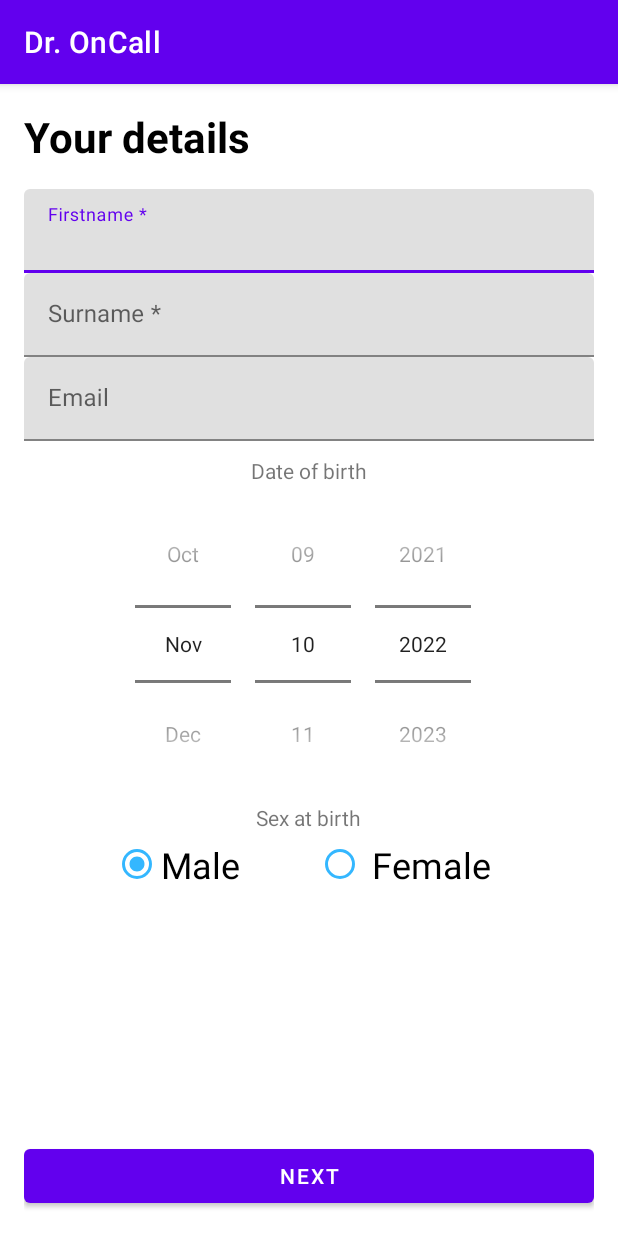
After one commit to THAMMY202/Dr.OnCall, an Android app: the SecondRegStepActivity screen opened directly, with no data from a screen before it, on a phone screen of 412 x 824 dp. The commit adds this screen. Run offline under Robolectric (Android 15) with nearby library versions, the phone set to English and light mode, and no system bars; our stand-ins replace Firebase (no records; nobody signed in at launch, a user with empty details on screens opened directly); 3 statements that could not run were skipped.

Commit message:
Implemented second step of registration

```diff
--- a/app/src/main/java/com/healthteam14/droncall/SplashActivity.kt
+++ b/app/src/main/java/com/healthteam14/droncall/SplashActivity.kt
@@ -6,6 +6,7 @@ import android.os.Handler
 import android.os.Looper
 import androidx.appcompat.app.AppCompatActivity
 import com.healthteam14.droncall.ui.activities.FirebaseAuthUIActivity
+import com.healthteam14.droncall.ui.activities.SecondRegStepActivity
 
 class SplashActivity : AppCompatActivity() {
 
@@ -17,6 +18,7 @@ class SplashActivity : AppCompatActivity() {
 
         Handler(Looper.getMainLooper()).postDelayed({
             val intent = Intent(this, FirebaseAuthUIActivity::class.java)
+          //  val intent = Intent(this, SecondRegStepActivity::class.java)
             startActivity(intent)
             finish()
         }, splashTimeOut)
--- /dev/null
+++ b/app/src/main/java/com/healthteam14/droncall/ui/activities/SecondRegStepActivity.kt
@@ -0,0 +1,124 @@
+package com.healthteam14.droncall.ui.activities
+
+import android.content.Intent
+import androidx.appcompat.app.AppCompatActivity
+import android.os.Bundle
+import android.widget.*
+import com.google.firebase.database.FirebaseDatabase
+import com.healthteam14.droncall.MainActivity
+import com.healthteam14.droncall.R
+import com.healthteam14.droncall.models.User
+import com.healthteam14.droncall.utils.FirebaseUtils
+import java.util.*
+
+class SecondRegStepActivity : AppCompatActivity() {
+
+    private lateinit var userID: String
+    private  var userPhone: String? = null
+    private lateinit var gender: String
+    private lateinit var datePicker : DatePicker
+    private lateinit var nameEditText : EditText
+    private lateinit var surnameEditText : EditText
+    private lateinit var emailEditText : EditText
+    private lateinit var signUpButton : Button
+    private  var yearOfBirth : Int = 0
+    private lateinit var user :User
+
+    var radioGroup: RadioGroup? = null
+    lateinit var radioButton: RadioButton
+
+    override fun onCreate(savedInstanceState: Bundle?) {
+        super.onCreate(savedInstanceState)
+        setContentView(R.layout.activity_second_reg_step)
+
+        userID = intent.getStringExtra(UserKey).toString()
+        userPhone = intent.getStringExtra(UserPhone).toString()
+
+        showMsg(userID)
+
+        intiViews()
+    }
+
+    private fun valDUserData(){
+        if(nameEditText.text.isNullOrBlank()){
+            nameEditText.error = "first name required"
+            return
+        }else if(surnameEditText.text.isNullOrBlank()){
+            surnameEditText.error = "surname is required"
+            return
+        }else if(yearOfBirth == 0){
+            showMsg("birth year is required")
+            return
+        }
+
+        // Getting the checked radio button id
+        // from the radio group
+        val selectedOption: Int = radioGroup!!.checkedRadioButtonId
+
+        // Assigning id of the checked radio button
+        radioButton = findViewById(selectedOption)
+        if(radioButton.text.isNullOrBlank()){
+            showMsg("select your gender")
+            return
+        }else{
+            gender = radioButton.text.toString()
+        }
+
+
+    }
+
+    private fun intiViews(){
+        datePicker = findViewById(R.id.dateOfBirthPicker)
+        nameEditText = findViewById(R.id.edtFirstName)
+        surnameEditText = findViewById(R.id.edtSurname)
+        emailEditText = findViewById(R.id.edtEmailAddress)
+        signUpButton = findViewById(R.id.btnSignUp)
+        radioGroup = findViewById(R.id.rgGender)
+
+        val today = Calendar.getInstance()
+        datePicker.init(today.get(Calendar.YEAR), today.get(Calendar.MONTH),
+            today.get(Calendar.DAY_OF_MONTH)
+
+        ) { view, year, month, day ->
+            yearOfBirth = year
+            val month = month + 1
+            val msg = "You Selected: $day/$month/$year"
+           // showMsg(msg)
+        }
+
+        signUpButton.setOnClickListener {
+            //Validate user data
+            valDUserData()
+
+             user = User(emailEditText.text.toString(),nameEditText.text.toString(),surnameEditText.text.toString(),userPhone,defaultUserRole,userID,gender
+             ,yearOfBirth.toString())
+
+            saveUserDetails(user)
+        }
+
+    }
+
+    private fun saveUserDetails(user:User){
+        FirebaseUtils.database = FirebaseDatabase.getInstance().reference.child("Users")
+        FirebaseUtils.database.child(user.key).setValue(user)
+            .addOnSuccessListener {
+                val intent = Intent(this@SecondRegStepActivity, MainActivity::class.java)
+                startActivity(intent)
+                finish()
+            }
+            .addOnFailureListener {
+                showMsg(it.toString())
+            }
+    }
+
+    private fun showMsg(msg: String) {
+        val toast = Toast.makeText(this@SecondRegStepActivity, msg, Toast.LENGTH_LONG)
+        toast.show()
+    }
+
+    companion object {
+        const val defaultUserRole: String = "Patient"
+        const val UserKey: String = "UserKey"
+        const val UserPhone: String = "Phone"
+    }
+}
--- /dev/null
+++ b/app/src/main/res/layout/activity_second_reg_step.xml
@@ -0,0 +1,154 @@
+<?xml version="1.0" encoding="utf-8"?>
+<RelativeLayout xmlns:android="http://schemas.android.com/apk/res/android"
+    xmlns:app="http://schemas.android.com/apk/res-auto"
+    xmlns:tools="http://schemas.android.com/tools"
+    android:layout_width="match_parent"
+    android:layout_height="match_parent"
+    android:padding="16dp"
+    tools:context=".ui.activities.SecondRegStepActivity">
+
+    <LinearLayout
+        android:layout_alignParentTop="true"
+        android:layout_width="match_parent"
+        android:layout_height="wrap_content"
+        android:layout_centerInParent="true"
+        android:orientation="vertical">
+
+        <TextView
+            android:textColor="@color/black"
+            android:textSize="28sp"
+            android:textStyle="bold"
+            android:text="@string/your_details"
+            android:layout_marginBottom="16dp"
+            android:layout_width="wrap_content"
+            android:layout_height="wrap_content"/>
+
+        <com.google.android.material.textfield.TextInputLayout
+            android:layout_height="wrap_content"
+            android:layout_width="match_parent">
+
+            <EditText
+                android:id="@+id/edtFirstName"
+                android:layout_width="match_parent"
+                android:layout_height="wrap_content"
+                android:hint="@string/firstname"
+                android:inputType="textCapWords"
+                android:maxLines="1"
+                android:importantForAutofill="no" />
+
+        </com.google.android.material.textfield.TextInputLayout>
+
+        <com.google.android.material.textfield.TextInputLayout
+            android:layout_height="wrap_content"
+            android:layout_width="match_parent">
+
+            <EditText
+                android:id="@+id/edtSurname"
+                android:layout_width="match_parent"
+                android:layout_height="wrap_content"
+                android:hint="@string/surname"
+                android:inputType="textCapWords"
+                android:maxLines="1"
+                android:autofillHints="no" />
+
+        </com.google.android.material.textfield.TextInputLayout>
+
+        <com.google.android.material.textfield.TextInputLayout
+            android:layout_height="wrap_content"
+            android:layout_width="match_parent">
+
+            <EditText
+                android:id="@+id/edtEmailAddress"
+                android:layout_width="match_parent"
+                android:layout_height="wrap_content"
+                android:hint="@string/email"
+                android:inputType="textEmailAddress"
+                android:autofillHints="no"
+                android:maxLines="1" />
+
+
+        </com.google.android.material.textfield.TextInputLayout>
+
+        <TextView
+            android:layout_marginTop="10dp"
+            android:layout_gravity="center"
+            android:text="@string/select_date_of_birth"
+            android:layout_width="wrap_content"
+            android:layout_height="wrap_content"/>
+
+        <DatePicker
+            android:layout_gravity="center"
+            android:id="@+id/dateOfBirthPicker"
+            android:layout_width="wrap_content"
+            android:layout_height="wrap_content"
+            android:datePickerMode="spinner"
+            android:calendarViewShown="false"/>
+
+        <TextView
+            android:layout_gravity="center"
+            android:text="@string/sex_at_birth"
+            android:layout_width="wrap_content"
+            android:layout_height="wrap_content"/>
+
+        <RadioGroup
+            android:layout_gravity="center"
+            android:id="@+id/rgGender"
+            android:layout_width="320dp"
+            android:layout_height="54dp"
+            android:orientation="horizontal"
+            app:layout_constraintBottom_toBottomOf="parent"
+            app:layout_constraintEnd_toEndOf="parent"
+            app:layout_constraintHorizontal_bias="0.494"
+            app:layout_constraintStart_toStartOf="parent"
+            app:layout_constraintTop_toTopOf="parent"
+            app:layout_constraintVertical_bias="0.738">
+
+            <RadioButton
+                android:id="@+id/male"
+                android:layout_width="135dp"
+                android:layout_height="43dp"
+                android:layout_marginStart="29dp"
+                android:buttonTint="#34B7FF"
+                android:checked="true"
+                android:text="@string/male"
+                android:textAlignment="textStart"
+                android:textColor="@color/black"
+                android:textSize="24sp"
+                app:layout_constraintBottom_toBottomOf="parent"
+                app:layout_constraintEnd_toEndOf="parent"
+                app:layout_constraintHorizontal_bias="0.172"
+                app:layout_constraintStart_toStartOf="parent"
+                app:layout_constraintTop_toTopOf="@+id/toolbar"
+                app:layout_constraintVertical_bias="0.566" />
+
+            <RadioButton
+                android:id="@+id/female"
+                android:layout_width="145dp"
+                android:layout_height="43dp"
+                android:buttonTint="#34B7FF"
+                android:checked="false"
+                android:paddingStart="5dp"
+                android:text="@string/female"
+                android:textAlignment="textStart"
+                android:textColor="@color/black"
+                android:textSize="24sp"
+                app:layout_constraintBottom_toBottomOf="parent"
+                app:layout_constraintEnd_toEndOf="parent"
+                app:layout_constraintHorizontal_bias="0.849"
+                app:layout_constraintStart_toStartOf="parent"
+                app:layout_constraintTop_toTopOf="parent"
+                app:layout_constraintVertical_bias="0.566" />
+        </RadioGroup>
+    </LinearLayout>
+
+
+    <Button
+        android:id="@+id/btnSignUp"
+        android:layout_centerHorizontal="true"
+        android:layout_alignParentBottom="true"
+        android:text="Next"
+        android:layout_width="match_parent"
+        android:layout_height="wrap_content"/>
+
+
+</RelativeLayout>
--- a/app/src/main/res/values/strings.xml
+++ b/app/src/main/res/values/strings.xml
@@ -3,4 +3,12 @@
     <string name="title_home">Home</string>
     <string name="title_dashboard">Dashboard</string>
     <string name="title_notifications">Notifications</string>
+    <string name="firstname">Firstname *</string>
+    <string name="surname">Surname *</string>
+    <string name="email">Email</string>
+    <string name="select_date_of_birth">Date of birth</string>
+    <string name="your_details">Your details</string>
+    <string name="male">Male</string>
+    <string name="female">Female</string>
+    <string name="sex_at_birth">Sex at birth</string>
 </resources>
```
Also changed, not shown: app/src/main/AndroidManifest.xml (+7 -2 lines), app/src/main/java/com/healthteam14/droncall/models/User.kt (added, +18 -0 lines), app/src/main/java/com/healthteam14/droncall/ui/activities/FirebaseAuthUIActivity.kt (+22 -22 lines).
